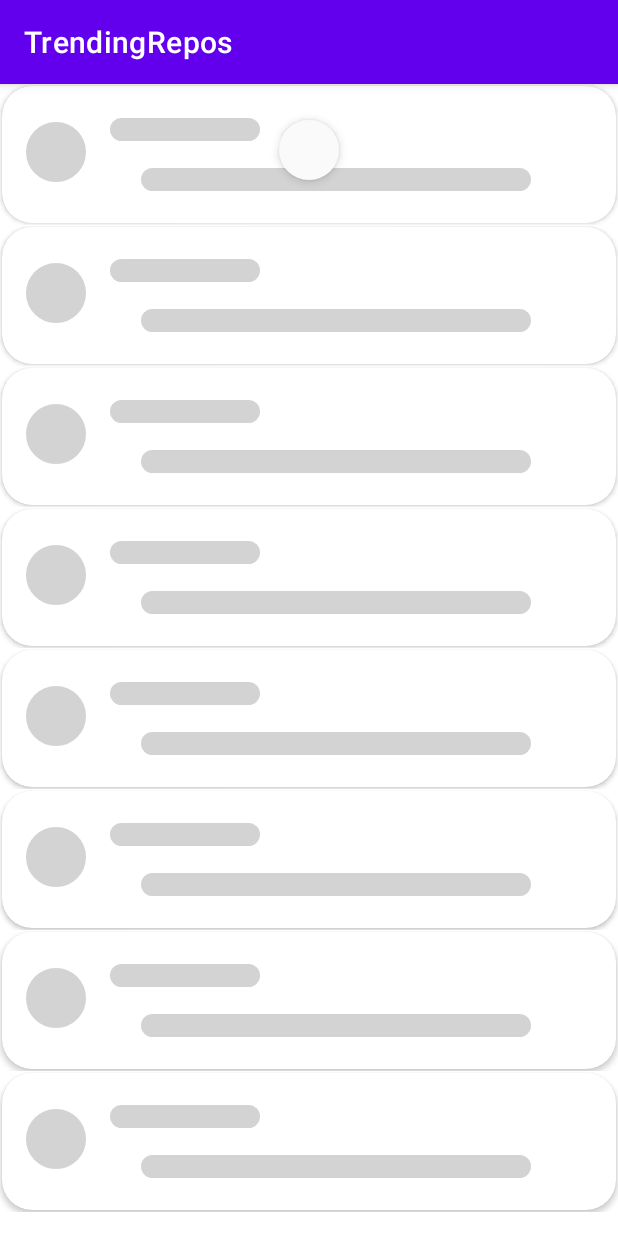
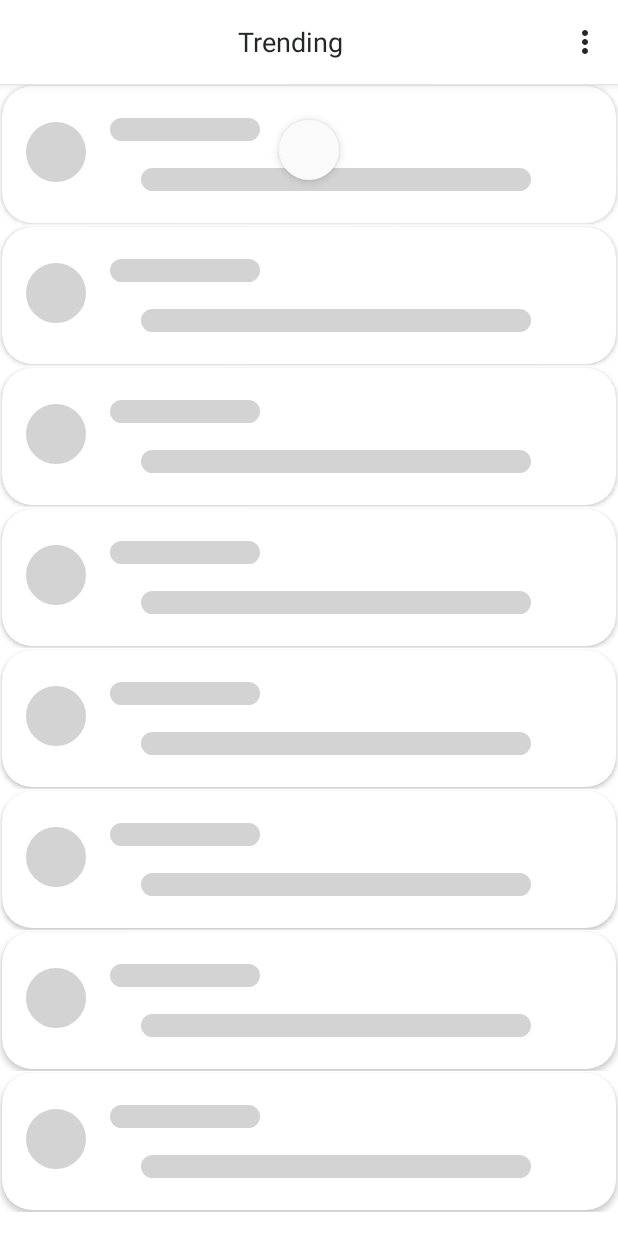
Before and after one commit to hbamoriya/TrendingRepos, an Android app: the screen it shows after launch (MainActivity), on a phone screen of 412 x 824 dp. Run offline under Robolectric (Android 15) with nearby library versions, the phone set to English and light mode, and no system bars; our stand-ins replace Shimmer; 2 statements that could not run were skipped.

Commit message:
DarkAction Bar customized

```diff
--- a/app/src/main/java/com/getmega/trendingrepos/MainActivity.java
+++ b/app/src/main/java/com/getmega/trendingrepos/MainActivity.java
@@ -1,6 +1,7 @@
 package com.getmega.trendingrepos;
 
 import androidx.annotation.NonNull;
+import androidx.appcompat.app.ActionBar;
 import androidx.appcompat.app.AppCompatActivity;
 import androidx.appcompat.widget.Toolbar;
 import androidx.recyclerview.widget.LinearLayoutManager;
@@ -13,6 +14,8 @@
 import android.net.ConnectivityManager;
 import android.net.NetworkInfo;
 import android.os.Bundle;
+import android.view.Menu;
+import android.view.MenuInflater;
 import android.view.View;
 import android.widget.Toast;
 
@@ -40,6 +43,12 @@
     public static final String SHARED_PREFS = "sharedPrefs";
     public static final String TEXT = "text";
 
+    @Override
+    public boolean onCreateOptionsMenu(Menu menu) {
+        MenuInflater inflater = getMenuInflater();
+        inflater.inflate(R.menu.menu,menu);
+        return true;
+    }
 
     @Override
     protected void onCreate(Bundle savedInstanceState) {
@@ -50,6 +59,10 @@
 //        setSupportActionBar(toolbar);
         recyclerView = findViewById(R.id.repoList);
         recyclerView.setLayoutManager(new LinearLayoutManager(this));
+
+        getSupportActionBar().setDisplayOptions(ActionBar.DISPLAY_SHOW_CUSTOM);
+        getSupportActionBar().setCustomView(R.layout.toolbar_title_layout);
+
         refreshLayout.setOnRefreshListener(new SwipeRefreshLayout.OnRefreshListener() {
             @Override
             public void onRefresh() {
--- a/app/src/main/res/layout/activity_main.xml
+++ b/app/src/main/res/layout/activity_main.xml
@@ -12,14 +12,14 @@
     <com.facebook.shimmer.ShimmerFrameLayout
         android:id="@+id/shimmerFrameLayout"
         android:layout_width="match_parent"
-        android:layout_height="match_parent"
+        android:layout_height="wrap_content"
         android:foregroundGravity="center"
         android:orientation="vertical"
         tools:ignore="MissingConstraints">
 
         <LinearLayout
             android:layout_width="match_parent"
-            android:layout_height="match_parent"
+            android:layout_height="wrap_content"
             android:orientation="vertical">
 
             <include layout="@layout/shrimmer_placeholder_layout" />
@@ -58,7 +58,7 @@
     <androidx.recyclerview.widget.RecyclerView
         android:id="@+id/repoList"
         android:layout_width="match_parent"
-        android:layout_height="match_parent"
+        android:layout_height="wrap_content"
         android:layout_marginTop="58dp"
         android:outlineAmbientShadowColor="@color/shimmerGrey"
         app:layoutManager="androidx.recyclerview.widget.LinearLayoutManager"
--- /dev/null
+++ b/app/src/main/res/layout/toolbar_title_layout.xml
@@ -0,0 +1,14 @@
+<?xml version="1.0" encoding="utf-8"?>
+<LinearLayout xmlns:android="http://schemas.android.com/apk/res/android"
+    android:layout_width="match_parent"
+    android:layout_height="wrap_content"
+    android:orientation="vertical"
+    android:gravity="center"
+    >
+    <TextView
+        android:layout_width="wrap_content"
+        android:layout_height="wrap_content"
+        android:text="Trending"
+        android:textColor="#25282B"
+        android:textSize="18sp"/>
+</LinearLayout>
--- /dev/null
+++ b/app/src/main/res/menu/menu.xml
@@ -0,0 +1,14 @@
+<?xml version="1.0" encoding="utf-8"?>
+<menu xmlns:android="http://schemas.android.com/apk/res/android"
+    xmlns:app="http://schemas.android.com/apk/res-auto">
+    xmlns:app="http://schemas.android.com/apk/res-auto"
+    >
+    <item android:id="@+id/sort_by_stars"
+        android:title="Sort by stars"
+        app:showAsAction="never"
+        />
+    <item android:id="@+id/sort_by_name"
+        android:title="Sort by name"
+        app:showAsAction="never"
+        />
+</menu>
--- a/app/src/main/res/values/colors.xml
+++ b/app/src/main/res/values/colors.xml
@@ -8,5 +8,5 @@
     <color name="black">#FF000000</color>
     <color name="white">#FFFFFFFF</color>
     <color name="shimmerGrey">#D3D3D3</color>
-
+    <color name="app_black">#25282B</color>
 </resources>
--- a/app/src/main/res/values/themes.xml
+++ b/app/src/main/res/values/themes.xml
@@ -2,9 +2,9 @@
     <!-- Base application theme. -->
     <style name="Theme.TrendingRepos" parent="Theme.MaterialComponents.DayNight.DarkActionBar">
         <!-- Primary brand color. -->
-        <item name="colorPrimary">@color/purple_500</item>
+        <item name="colorPrimary">@color/white</item>
         <item name="colorPrimaryVariant">@color/purple_700</item>
-        <item name="colorOnPrimary">@color/white</item>
+        <item name="colorOnPrimary">@color/shimmerGrey</item>
         <!-- Secondary brand color. -->
         <item name="colorSecondary">@color/teal_200</item>
         <item name="colorSecondaryVariant">@color/teal_700</item>
@@ -12,5 +12,12 @@
         <!-- Status bar color. -->
         <item name="android:statusBarColor" tools:targetApi="l">?attr/colorPrimaryVariant</item>
         <!-- Customize your theme here. -->
+        <item name="actionOverflowButtonStyle">@style/IconOverFLow</item>
+
+    </style>
+    <style name="IconOverFLow" parent="Widget.AppCompat.ActionButton.Overflow">
+        <item name="android:tint">
+            @color/app_black
+        </item>
     </style>
 </resources>
```
